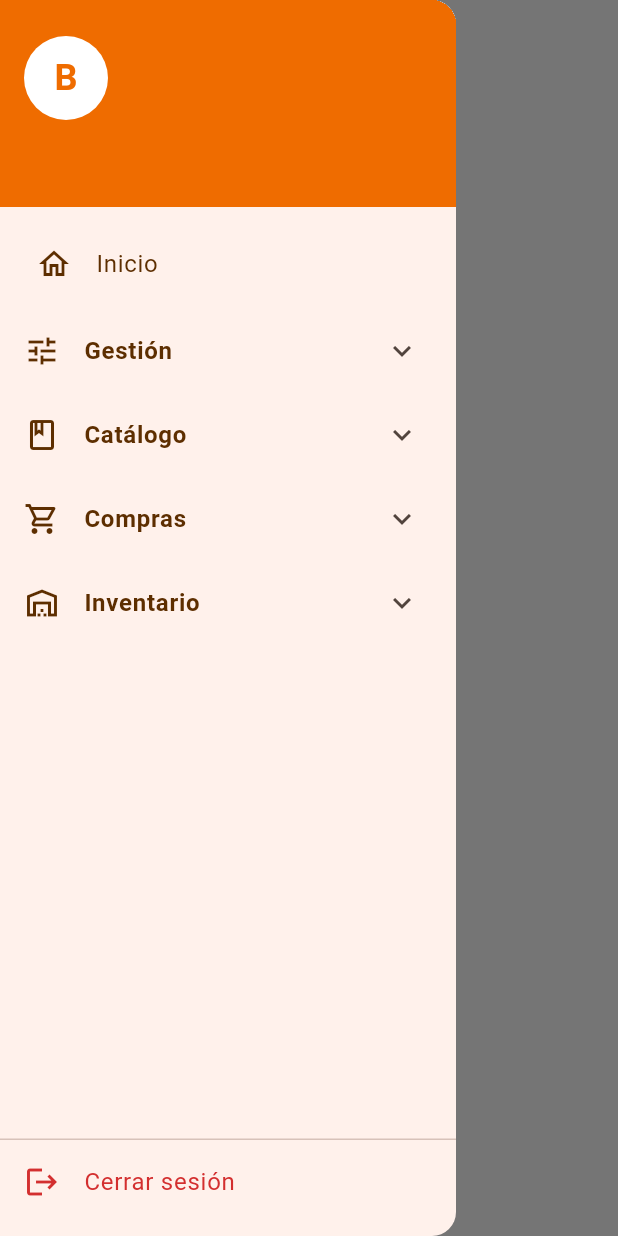
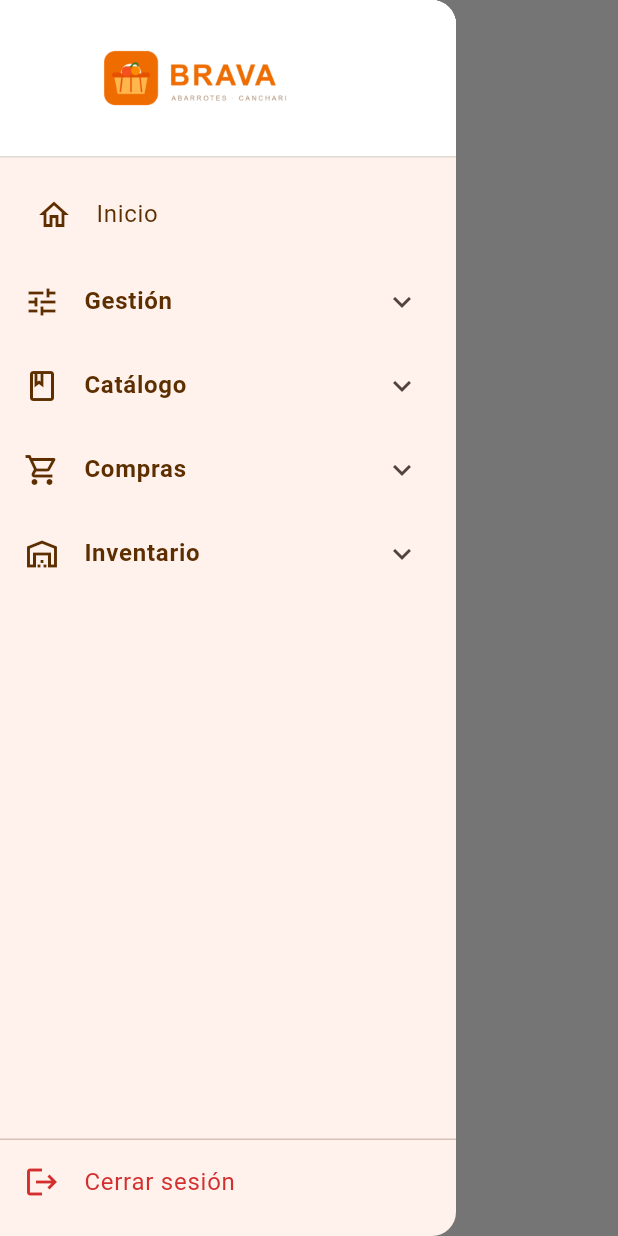
Before and after one commit to victorraulcancah/brother, a Flutter app: the AppScaffold screen opened directly with empty values, with the side drawer open, on a phone screen of 412 x 824 dp. Run offline on Flutter 3.47's test engine with Material 3 defaults, Android fonts, the phone set to English and light mode, and no system bars; our stand-ins replace shared_preferences; accounts and stored records are empty.

Commit message:
1cambios

```diff
--- a/app_abarrotes/lib/widgets/app_sidebar.dart
+++ b/app_abarrotes/lib/widgets/app_sidebar.dart
@@ -4,6 +4,7 @@ import '../config/app_routes.dart';
 import '../config/menu_items.dart';
 import '../providers/auth_provider.dart';
 import '../theme/app_colors.dart';
+import 'app_logo.dart';
 
 /// Contenido del menú lateral (sidebar).
 ///
@@ -86,49 +87,14 @@ class _SidebarHeader extends StatelessWidget {
 
   @override
   Widget build(BuildContext context) {
-    final user = context.watch<AuthProvider>().user;
-    final name = user?.name ?? 'BRAVA';
-    final email = user?.email ?? '';
-
     return Container(
       width: double.infinity,
-      padding: const EdgeInsets.fromLTRB(16, 24, 16, 20),
-      color: AppColors.primary,
-      child: Column(
-        crossAxisAlignment: CrossAxisAlignment.start,
-        children: [
-          CircleAvatar(
-            radius: 28,
-            backgroundColor: Colors.white,
-            child: Text(
-              name.isNotEmpty ? name[0].toUpperCase() : 'B',
-              style: const TextStyle(
-                fontSize: 24,
-                fontWeight: FontWeight.bold,
-                color: AppColors.primary,
-              ),
-            ),
-          ),
-          const SizedBox(height: 12),
-          Text(
-            name,
-            maxLines: 1,
-            overflow: TextOverflow.ellipsis,
-            style: const TextStyle(
-              color: Colors.white,
-              fontSize: 18,
-              fontWeight: FontWeight.w600,
-            ),
-          ),
-          if (email.isNotEmpty)
-            Text(
-              email,
-              maxLines: 1,
-              overflow: TextOverflow.ellipsis,
-              style: const TextStyle(color: Colors.white70, fontSize: 13),
-            ),
-        ],
+      padding: const EdgeInsets.symmetric(vertical: 24, horizontal: 16),
+      decoration: const BoxDecoration(
+        color: Colors.white,
+        border: Border(bottom: BorderSide(color: AppColors.border)),
       ),
+      child: const Center(child: AppLogo(height: 56)),
     );
   }
 }
```
